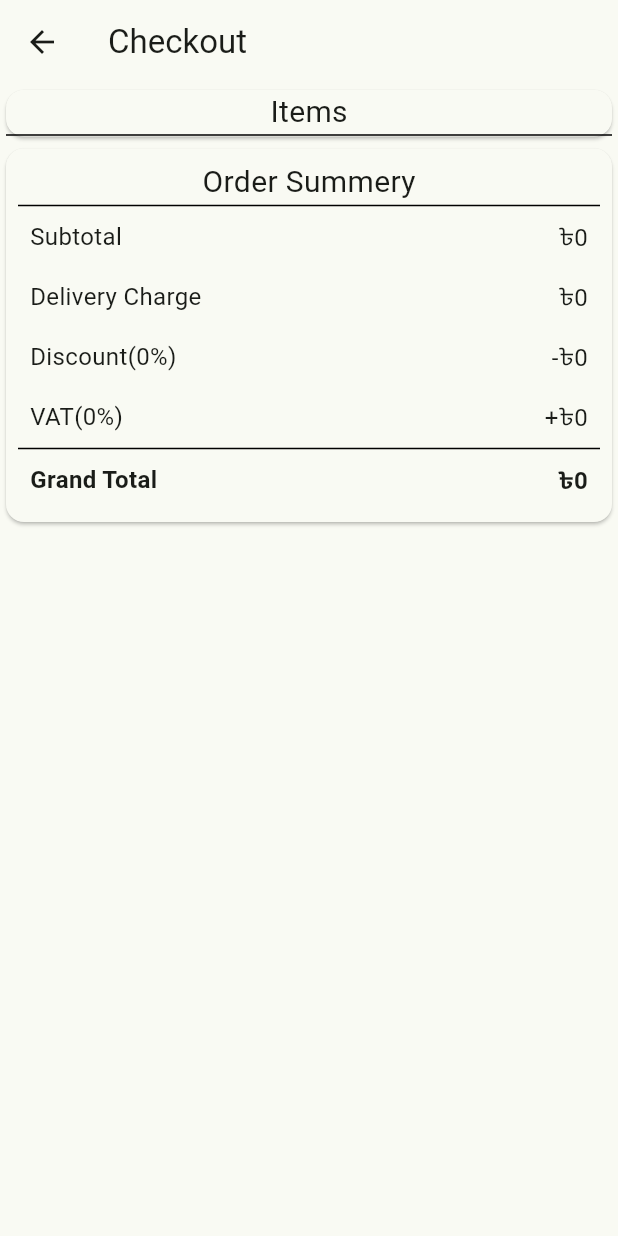
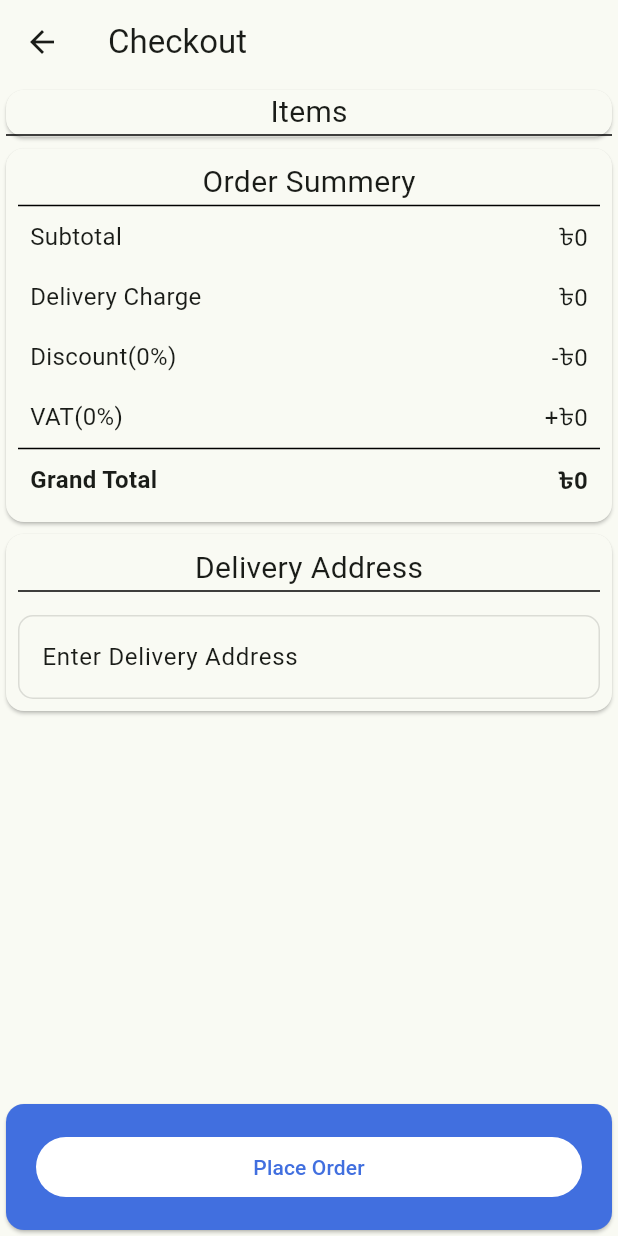
Before and after one commit to rudradcruze/ecom_user, a Flutter app: the CheckoutPage screen opened by its route, on a phone screen of 412 x 824 dp. Run offline on Flutter 3.47's test engine with Material 3 defaults, Android fonts, the phone set to English and light mode, and no system bars; our stand-ins replace cached_network_image, cloud_firestore, firebase_auth, firebase_core, firebase_storage, flutter_easyloading and 2 more; accounts and stored records are empty.

Commit message:
order pleced

```diff
--- /dev/null
+++ b/lib/custom_widgets/checkout_headline.dart
@@ -0,0 +1,24 @@
+import 'package:flutter/material.dart';
+
+class CheckoutHeadline extends StatelessWidget {
+  const CheckoutHeadline({
+    super.key, required this.headline,
+  });
+  final String headline;
+
+  @override
+  Widget build(BuildContext context) {
+    return Column(
+      children: [
+        Text(
+          headline,
+          style: const TextStyle(fontSize: 20.0),
+        ),
+        const Divider(
+          color: Colors.black,
+          height: 2.0,
+        ),
+      ],
+    );
+  }
+}
--- a/lib/main.dart
+++ b/lib/main.dart
@@ -2,6 +2,7 @@ import 'package:ecom_user/pages/cart_page.dart';
 import 'package:ecom_user/pages/checkout_page.dart';
 import 'package:ecom_user/pages/launcher_page.dart';
 import 'package:ecom_user/pages/login_page.dart';
+import 'package:ecom_user/pages/order_successful_page.dart';
 import 'package:ecom_user/pages/register_page.dart';
 import 'package:ecom_user/pages/view_product_page.dart';
 import 'package:ecom_user/pages/welcome_page.dart';
@@ -54,6 +55,7 @@ class MyApp extends StatelessWidget {
         RegistrationPage.routeName: (context) => const RegistrationPage(),
         CartPage.routeName: (context) => const CartPage(),
         CheckoutPage.routeName: (context) => const CheckoutPage(),
+        OrderSuccessfulPage.routeName: (context) => const OrderSuccessfulPage(),
       },
     );
   }
--- /dev/null
+++ b/lib/models/order_model.dart
@@ -0,0 +1,25 @@
+import 'package:cloud_firestore/cloud_firestore.dart';
+import 'package:ecom_user/models/cart_model.dart';
+import 'package:ecom_user/utils/converters.dart';
+import 'package:freezed_annotation/freezed_annotation.dart';
+
+part 'order_model.freezed.dart';
+part 'order_model.g.dart';
+
+@unfreezed
+class OrderModel with _$OrderModel {
+  factory OrderModel({
+    required String orderId,
+    required String uid,
+    @TimeStampConverter() required Timestamp orderDate,
+    required num deliveryCharge,
+    required num discount,
+    required num vat,
+    required num grantTotal,
+    required String orderStatus,
+    required List<Map<String, dynamic>> orderDetails,
+}) = _OrderModel;
+
+  factory OrderModel.fromJson(Map<String, dynamic> json) =>
+      _$OrderModelFromJson(json);
+}
--- a/lib/pages/checkout_page.dart
+++ b/lib/pages/checkout_page.dart
@@ -1,7 +1,17 @@
+import 'package:cloud_firestore/cloud_firestore.dart';
+import 'package:ecom_user/auth/auth_service.dart';
+import 'package:ecom_user/custom_widgets/checkout_headline.dart';
+import 'package:ecom_user/models/order_model.dart';
+import 'package:ecom_user/pages/order_successful_page.dart';
+import 'package:ecom_user/pages/view_product_page.dart';
 import 'package:ecom_user/providers/cart_provider.dart';
 import 'package:ecom_user/providers/order_provider.dart';
+import 'package:ecom_user/theme/theme.dart';
 import 'package:ecom_user/utils/constants.dart';
+import 'package:ecom_user/utils/helper_function.dart';
+import 'package:ecom_user/utils/widget_function.dart';
 import 'package:flutter/material.dart';
+import 'package:flutter_easyloading/flutter_easyloading.dart';
 import 'package:provider/provider.dart';
 
 class CheckoutPage extends StatelessWidget {
@@ -11,15 +21,55 @@ class CheckoutPage extends StatelessWidget {
 
   @override
   Widget build(BuildContext context) {
-    Provider.of<OrderProvider>(context, listen: false).getOrderConstant();
+    var addressController = TextEditingController();
     return Scaffold(
       appBar: AppBar(
         title: const Text('Checkout'),
       ),
-      body: ListView(
+      body: Column(
+        children: [
+          Expanded(
+            child: ListView(
               children: [
                 buildItemSection(),
-          buildOrderSummerySection(context, Provider.of<CartProvider>(context, listen: false).getCartSubTotal),
+                buildOrderSummerySection(
+                    context,
+                    Provider.of<CartProvider>(context, listen: false)
+                        .getCartSubTotal),
+                buildDeliveryAddressSection(addressController),
+              ],
+            ),
+          ),
+          Card(
+            color: lightColorScheme.primary,
+            child: Padding(
+              padding:
+                  const EdgeInsets.symmetric(vertical: 18.0, horizontal: 20.0),
+              child: Row(
+                mainAxisAlignment: MainAxisAlignment.center,
+                children: [
+                  Expanded(
+                    child: OutlinedButton(
+                      style: OutlinedButton.styleFrom(
+                        foregroundColor: lightColorScheme.primary,
+                        backgroundColor: Colors.white,
+                        side: const BorderSide(color: Colors.transparent),
+                      ),
+                      onPressed: () {
+                        if (addressController.text.isEmpty) {
+                          showMsg(context, 'Please provide a delivery address');
+                          return;
+                        } else {
+                          _saveOrder(context, addressController.text);
+                        }
+                      },
+                      child: const Text('Place Order'),
+                    ),
+                  ),
+                ],
+              ),
+            ),
+          ),
         ],
       ),
     );
@@ -30,13 +80,8 @@ class CheckoutPage extends StatelessWidget {
       child: Consumer<CartProvider>(
         builder: (context, provider, child) => Column(
           children: [
-                const Text(
-                  'Items',
-                  style: TextStyle(fontSize: 20.0),
-                ),
-                const Divider(
-                  color: Colors.black,
-                  height: 2.0,
+            const CheckoutHeadline(
+              headline: 'Items',
             ),
             for (final cart in provider.cartList)
               ListTile(
@@ -62,21 +107,22 @@ class CheckoutPage extends StatelessWidget {
         padding: const EdgeInsets.all(8.0),
         child: Column(
           children: [
-            const Text(
-              'Order Summery',
-              style: TextStyle(fontSize: 20.0),
-            ),
-            const Divider(
-              color: Colors.black,
-              height: 2.0,
+            const CheckoutHeadline(
+              headline: 'Order Summery',
             ),
             Padding(
               padding: const EdgeInsets.all(8.0),
               child: Row(
                 mainAxisAlignment: MainAxisAlignment.spaceBetween,
                 children: [
-                  const Text('Subtotal', style: TextStyle(fontSize: 16.0),),
-                  Text('$currencySymbol$subtotal', style: const TextStyle(fontSize: 16.0),),
+                  const Text(
+                    'Subtotal',
+                    style: TextStyle(fontSize: 16.0),
+                  ),
+                  Text(
+                    '$currencySymbol$subtotal',
+                    style: const TextStyle(fontSize: 16.0),
+                  ),
                 ],
               ),
             ),
@@ -85,8 +131,14 @@ class CheckoutPage extends StatelessWidget {
               child: Row(
                 mainAxisAlignment: MainAxisAlignment.spaceBetween,
                 children: [
-                  const Text('Delivery Charge', style: TextStyle(fontSize: 16.0),),
-                  Text('$currencySymbol${provider.orderConstantModel.deliveryCharge}', style: const TextStyle(fontSize: 16.0),),
+                  const Text(
+                    'Delivery Charge',
+                    style: TextStyle(fontSize: 16.0),
+                  ),
+                  Text(
+                    '$currencySymbol${provider.orderConstantModel.deliveryCharge}',
+                    style: const TextStyle(fontSize: 16.0),
+                  ),
                 ],
               ),
             ),
@@ -95,8 +147,14 @@ class CheckoutPage extends StatelessWidget {
               child: Row(
                 mainAxisAlignment: MainAxisAlignment.spaceBetween,
                 children: [
-                  Text('Discount(${provider.orderConstantModel.discount}%)', style: const TextStyle(fontSize: 16.0),),
-                  Text('-$currencySymbol${provider.getDiscountAmount(subtotal)}', style: const TextStyle(fontSize: 16.0),),
+                  Text(
+                    'Discount(${provider.orderConstantModel.discount}%)',
+                    style: const TextStyle(fontSize: 16.0),
+                  ),
+                  Text(
+                    '-$currencySymbol${provider.getDiscountAmount(subtotal)}',
+                    style: const TextStyle(fontSize: 16.0),
+                  ),
                 ],
               ),
             ),
@@ -105,8 +163,14 @@ class CheckoutPage extends StatelessWidget {
               child: Row(
                 mainAxisAlignment: MainAxisAlignment.spaceBetween,
                 children: [
-                  Text('VAT(${provider.orderConstantModel.vat}%)', style: const TextStyle(fontSize: 16.0),),
-                  Text('+$currencySymbol${provider.getVatAmount(subtotal)}', style: const TextStyle(fontSize: 16.0),),
+                  Text(
+                    'VAT(${provider.orderConstantModel.vat}%)',
+                    style: const TextStyle(fontSize: 16.0),
+                  ),
+                  Text(
+                    '+$currencySymbol${provider.getVatAmount(subtotal)}',
+                    style: const TextStyle(fontSize: 16.0),
+                  ),
                 ],
               ),
             ),
@@ -119,8 +183,16 @@ class CheckoutPage extends StatelessWidget {
               child: Row(
                 mainAxisAlignment: MainAxisAlignment.spaceBetween,
                 children: [
-                  const Text('Grand Total', style: TextStyle(fontSize: 16.0, fontWeight: FontWeight.bold),),
-                  Text('$currencySymbol${provider.getGrantTotal(subtotal)}', style: const TextStyle(fontSize: 16.0, fontWeight: FontWeight.bold),),
+                  const Text(
+                    'Grand Total',
+                    style:
+                        TextStyle(fontSize: 16.0, fontWeight: FontWeight.bold),
+                  ),
+                  Text(
+                    '$currencySymbol${provider.getGrantTotal(subtotal)}',
+                    style: const TextStyle(
+                        fontSize: 16.0, fontWeight: FontWeight.bold),
+                  ),
                 ],
               ),
             ),
@@ -129,4 +201,67 @@ class CheckoutPage extends StatelessWidget {
       ),
     );
   }
+
+  Widget buildDeliveryAddressSection(TextEditingController addressController) {
+    return Card(
+      child: Padding(
+        padding: const EdgeInsets.all(8.0),
+        child: Column(
+          children: [
+            const CheckoutHeadline(
+              headline: 'Delivery Address',
+            ),
+            const SizedBox(
+              height: 15.0,
+            ),
+            TextField(
+              controller: addressController,
+              keyboardType: TextInputType.streetAddress,
+              decoration: InputDecoration(
+                labelText: 'Enter Delivery Address',
+                border: OutlineInputBorder(
+                  borderSide: const BorderSide(
+                    color: Colors.black12,
+                  ),
+                  borderRadius: BorderRadius.circular(10),
+                ),
+                enabledBorder: OutlineInputBorder(
+                  borderSide: const BorderSide(
+                    color: Colors.black12,
+                  ),
+                  borderRadius: BorderRadius.circular(10),
+                ),
+              ),
+            )
+          ],
+        ),
+      ),
+    );
   }
+
+  void _saveOrder(BuildContext context, String address) {
+    var orderProvider = context.read<OrderProvider>();
+    var cartProvider = context.read<CartProvider>();
+    final orderModel = OrderModel(
+      orderId: generateOrderId(),
+      uid: AuthService.uid,
+      orderDate: Timestamp.fromDate(DateTime.now()),
+      deliveryCharge: orderProvider.orderConstantModel.deliveryCharge,
+      discount: orderProvider.orderConstantModel.discount,
+      vat: orderProvider.orderConstantModel.vat,
+      grantTotal: orderProvider.getGrantTotal(cartProvider.getCartSubTotal),
+      orderStatus: OrderStatus.pending,
+      orderDetails: List.generate(cartProvider.cartList.length, (index) => cartProvider.cartList[index].toJson()),
+    );
+    EasyLoading.show(status: 'Please Wait...');
+    context.read<OrderProvider>().saveOrder(orderModel).then((value) async {
+      cartProvider.clearCart();
+      EasyLoading.dismiss();
+      showMsg(context, '${orderModel.orderId} is successfully placed!');
+      Navigator.pushNamedAndRemoveUntil(context, OrderSuccessfulPage.routeName, ModalRoute.withName(ViewProductPage.routeName));
+    }).catchError((error) {
+      EasyLoading.dismiss();
+      showMsg(context, 'Something went wrong! Failed to place order');
+    });
+  }
+}
--- a/lib/pages/view_product_page.dart
+++ b/lib/pages/view_product_page.dart
@@ -1,6 +1,7 @@
 import 'package:ecom_user/pages/cart_page.dart';
 import 'package:ecom_user/providers/cart_provider.dart';
 import 'package:ecom_user/custom_widgets/product_item_view.dart';
+import 'package:ecom_user/providers/order_provider.dart';
 import 'package:flutter/material.dart';
 import 'package:provider/provider.dart';
 
@@ -16,6 +17,7 @@ class ViewProductPage extends StatelessWidget {
     Provider.of<ProductProvider>(context, listen: false).getAllCategories();
     Provider.of<ProductProvider>(context, listen: false).getAllProducts();
     Provider.of<CartProvider>(context, listen: false).getAllCartItem();
+    Provider.of<OrderProvider>(context, listen: false).getOrderConstant();
 
     return Scaffold(
       appBar: AppBar(
--- a/lib/providers/cart_provider.dart
+++ b/lib/providers/cart_provider.dart
@@ -31,6 +31,10 @@ class CartProvider extends ChangeNotifier {
 
   Future<void> removeFromCart(String pid) {
     return _db.removeFromCart(pid, AuthService.uid);
+  }
+
+  Future<void> clearCart() {
+    return _db.clearCart(AuthService.uid);
   }
 
   void getAllCartItem() {
--- a/lib/providers/order_provider.dart
+++ b/lib/providers/order_provider.dart
@@ -1,10 +1,15 @@
 import 'package:ecom_user/db/db_helper.dart';
 import 'package:ecom_user/models/order_constant_model.dart';
+import 'package:ecom_user/models/order_model.dart';
 import 'package:flutter/foundation.dart';
 
 class OrderProvider extends ChangeNotifier {
   OrderConstantModel orderConstantModel = OrderConstantModel();
   final _db = DbHelper();
+
+  Future<void> saveOrder(OrderModel orderModel) {
+    return _db.saveOrder(orderModel);
+  }
 
   getOrderConstant() {
     _db.getOrderConstants().listen((snapshot) {
--- a/lib/utils/constants.dart
+++ b/lib/utils/constants.dart
@@ -1 +1,8 @@
 const String currencySymbol = '৳';
+
+sealed class OrderStatus {
+  static const String pending = 'Pending';
+  static const String delivered = 'Delivered';
+  static const String cancelled = 'Cancelled';
+  static const String processing = 'Processing}';
+}
--- /dev/null
+++ b/lib/utils/helper_function.dart
@@ -0,0 +1,4 @@
+String generateOrderId() {
+  final date = DateTime.now();
+  return 'Order_${date.year}${date.month}${date.day}${date.millisecondsSinceEpoch}';
+}
```
Also changed, not shown: lib/db/db_helper.dart (+30 -0 lines), lib/pages/order_successful_page.dart (added, +28 -0 lines), lib/models/order_model.freezed.dart (added), lib/models/order_model.g.dart (added). Lines whose indentation alone changed are shown as unchanged.
